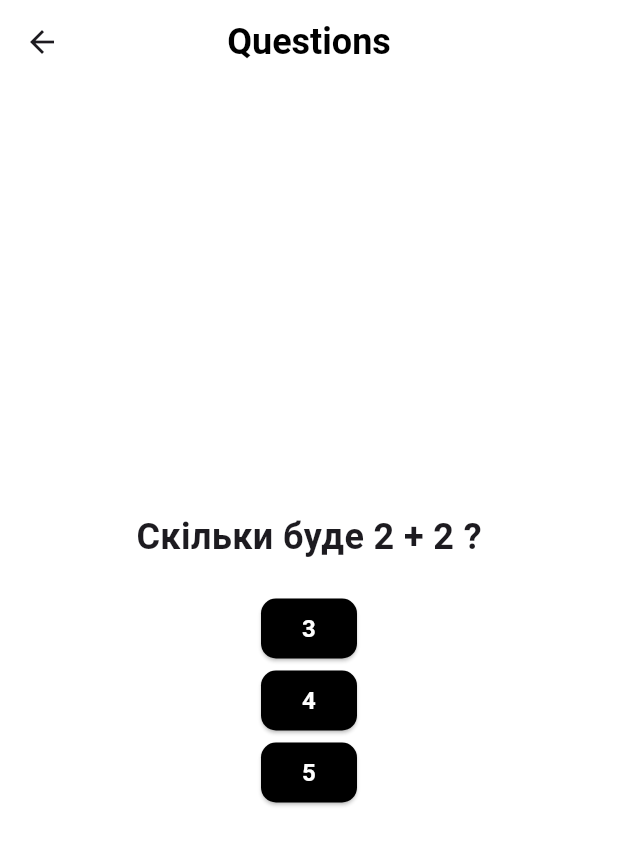
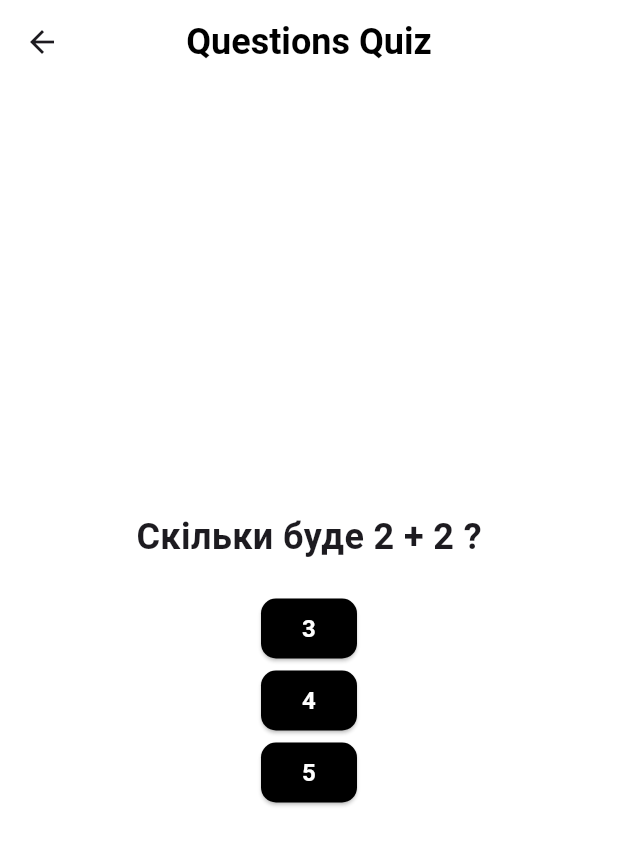
Before and after one commit to MaximDmytruk/quiz, a Flutter app: the screen it shows after launch, after a tap on an icon or button, on a phone screen of 412 x 824 dp. Shown: the top 845 px of the screen. Run offline on Flutter 3.47's test engine with Material 3 defaults, Android fonts, the phone set to English and light mode, and no system bars; our stand-ins replace bloc, flutter_bloc, freezed_annotation.

```diff
--- a/lib/constants/text_app.dart
+++ b/lib/constants/text_app.dart
@@ -5,5 +5,7 @@ class TextApp {
   static const String discription =
       'Here, you\'ll face a quiz where you can answer important questions that concern the whole world (or at least our app). You\'ll be answering questions of such complexity that even the most famous geniuses would pause for a few minutes.';
   static const String letsGo = 'Let\'s go!';
-  static const String questions = 'Questions';
+  static const String questions = 'Questions Quiz';
+  static const String tryAgain = 'Try Again';
+  static const String resultQuiz = 'Result Quiz';
 }
--- a/lib/main.dart
+++ b/lib/main.dart
@@ -2,6 +2,7 @@ import 'package:flutter/material.dart';
 import 'package:flutter_bloc/flutter_bloc.dart';
 import 'package:quiz/blocs/question_cubit/question_cubit.dart';
 import 'package:quiz/screens/question_screen/question_screen.dart';
+import 'package:quiz/screens/result_screen/result_screen.dart';
 import 'package:quiz/screens/welcome_screen/welcome_screen.dart';
 
 void main() {
@@ -19,10 +20,12 @@ class MyApp extends StatelessWidget {
       ],
       child: MaterialApp(
         title: 'Quiz',
+        debugShowCheckedModeBanner: false,
         initialRoute: WelcomeScreen.routeName,
         routes: {
-          QuestionScreen.routeName: (context) => QuestionScreen(),
+          QuestionScreen.routeName: (context) => const QuestionScreen(),
           WelcomeScreen.routeName: (context) => const WelcomeScreen(),
+          ResultScreen.routeName: (context) => const ResultScreen(),
         },
       ),
     );
--- a/lib/screens/question_screen/question_screen.dart
+++ b/lib/screens/question_screen/question_screen.dart
@@ -4,6 +4,8 @@ import 'package:quiz/blocs/question_cubit/question_cubit.dart';
 import 'package:quiz/constants/colors_app.dart';
 import 'package:quiz/constants/text_app.dart';
 import 'package:quiz/models/question_model/question_model.dart';
+import 'package:quiz/screens/result_screen/result_screen.dart';
+import 'package:quiz/widgets/app_bars/custom_app_bar.dart';
 
 class QuestionScreen extends StatefulWidget {
   static const String routeName = '/question_screen';
@@ -41,28 +43,17 @@ class _QuestionScreenState extends State<QuestionScreen> {
 
   @override
   Widget build(BuildContext context) {
-    return Scaffold(
-      backgroundColor: ColorsApp.backgroundColor,
-      appBar: AppBar(
-        backgroundColor: ColorsApp.backgroundColor,
-        title: Text(
-          TextApp.questions,
-          style: TextStyle(
-            color: ColorsApp.headerTextColor,
-            fontWeight: FontWeight.bold,
-            fontSize: 24.0,
-          ),
-        ),
-        centerTitle: true,
-      ),
-      body: BlocBuilder<QuestionCubit, QuestionState>(
+    return BlocBuilder<QuestionCubit, QuestionState>(
       builder: (context, state) {
         if (state.status == QuestionStatus.finished) {
-            return Placeholder();
+          return ResultScreen();
         }
         final QuestionModel currentQuestion =
             state.questions[state.currentIndex];
-          return Center(
+        return Scaffold(
+          backgroundColor: ColorsApp.backgroundColor,
+          appBar: CustomAppBar(name: TextApp.questions),
+          body: Center(
             child: Column(
               mainAxisAlignment: MainAxisAlignment.center,
               crossAxisAlignment: CrossAxisAlignment.center,
@@ -97,28 +88,9 @@ class _QuestionScreenState extends State<QuestionScreen> {
                   ),
               ],
             ),
+          ),
         );
       },
-      ),
     );
   }
 }
-
-
-
-
-  //   return Scaffold(
-  //     backgroundColor: ColorsApp.backgroundColor,
-  //     appBar: AppBar(
-  //       backgroundColor: ColorsApp.backgroundColor,
-  //       title: Text(
-  //        TextApp.questions,
-  //         style: TextStyle(
-  //           color: ColorsApp.headerTextColor,
-  //           fontWeight: FontWeight.bold,
-  //         ),
-  //       ),
-  //       centerTitle: true,
-  //     ),
-  //   );
-  // }
--- a/lib/screens/welcome_screen/welcome_screen.dart
+++ b/lib/screens/welcome_screen/welcome_screen.dart
@@ -2,7 +2,7 @@ import 'package:flutter/material.dart';
 import 'package:quiz/constants/colors_app.dart';
 import 'package:quiz/constants/text_app.dart';
 import 'package:quiz/screens/question_screen/question_screen.dart';
-import 'package:quiz/screens/welcome_screen/widgets/custom_button.dart';
+import 'package:quiz/screens/welcome_screen/widgets/custom_text_button.dart';
 
 class WelcomeScreen extends StatefulWidget {
   static const String routeName = '/welcome_screen';
--- /dev/null
+++ b/lib/widgets/app_bars/custom_app_bar.dart
@@ -0,0 +1,26 @@
+import 'package:flutter/material.dart';
+import 'package:quiz/constants/colors_app.dart';
+
+class CustomAppBar extends StatelessWidget implements PreferredSizeWidget {
+  final String name;
+  const CustomAppBar({super.key, required this.name});
+
+  @override
+  Widget build(BuildContext context) {
+    return AppBar(
+      backgroundColor: ColorsApp.backgroundColor,
+      title: Text(
+        name,
+        style: TextStyle(
+          color: ColorsApp.headerTextColor,
+          fontWeight: FontWeight.bold,
+          fontSize: 24.0,
+        ),
+      ),
+      centerTitle: true,
+    );
+  }
+
+  @override
+  Size get preferredSize => const Size.fromHeight(kToolbarHeight);
+}
```
Also changed, not shown: lib/screens/result_screen/result_screen.dart (+51 -0 lines), lib/widgets/buttons/custom_button.dart (added, +28 -0 lines), lib/screens/welcome_screen/widgets/custom_text_button.dart (renamed from lib/screens/welcome_screen/widgets/custom_button.dart). Lines whose indentation alone changed are shown as unchanged.
